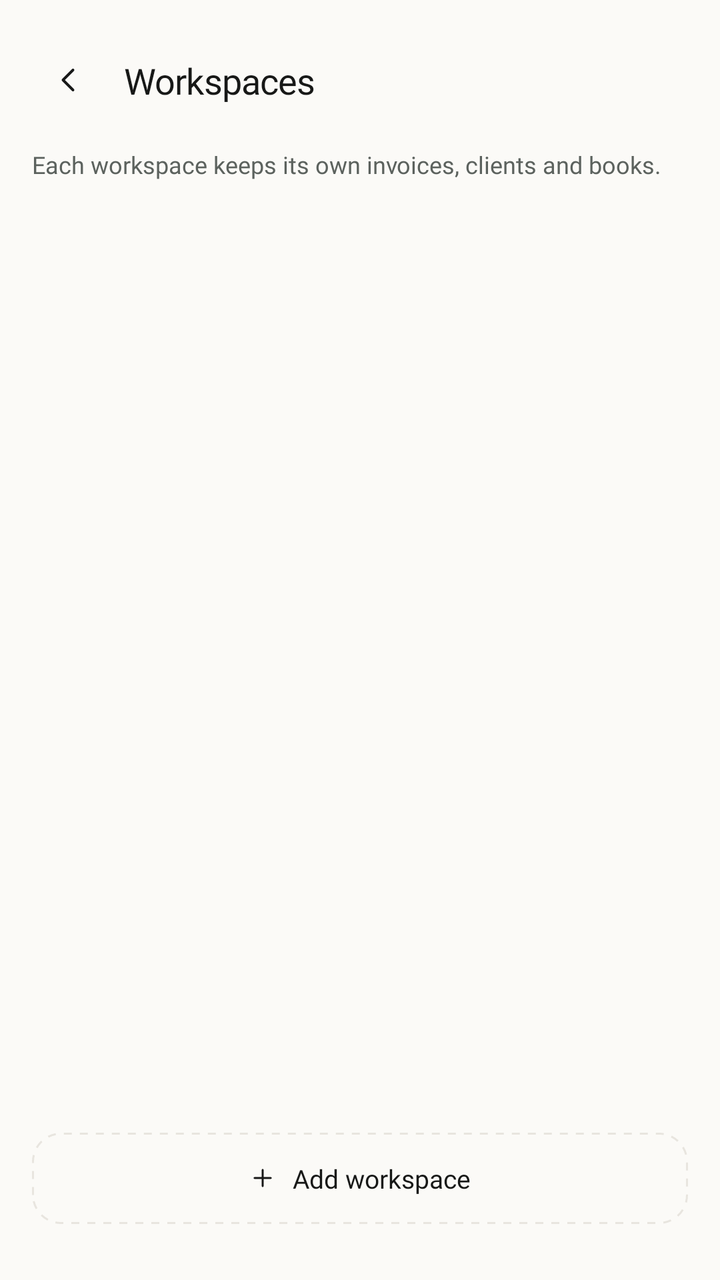
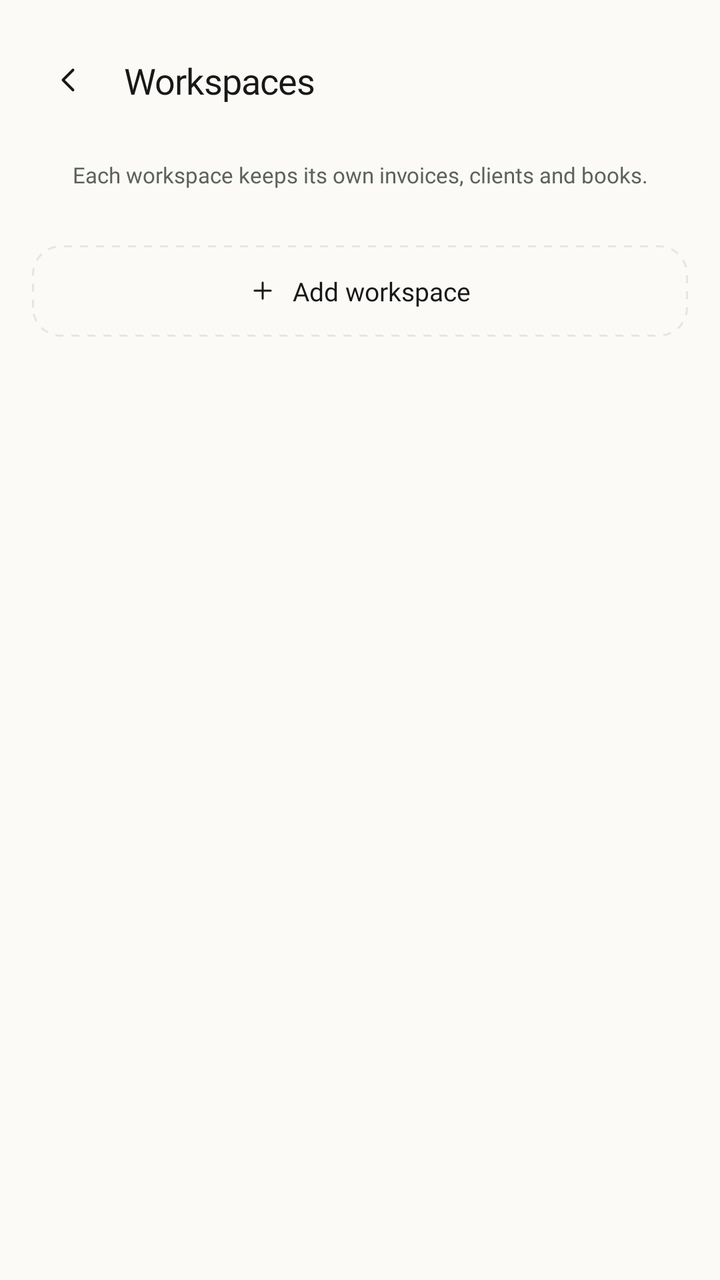

Compare the two renders of this Android layout. The source of the first and the diff that turns it into the second are given below.
<!-- AndroidManifest.xml: application theme Theme.InvoiceGenerator -->
<!-- res/layout/fragment_manage_workspaces.xml -->
<?xml version="1.0" encoding="utf-8"?>
<androidx.constraintlayout.widget.ConstraintLayout xmlns:android="http://schemas.android.com/apk/res/android"
    xmlns:app="http://schemas.android.com/apk/res-auto"
    android:layout_width="match_parent"
    android:layout_height="match_parent"
    android:background="#FBFAF7"
    android:paddingHorizontal="16dp"
    android:paddingTop="8dp"
    android:paddingBottom="28dp">

    
    <androidx.constraintlayout.widget.ConstraintLayout
        android:id="@+id/header"
        android:layout_width="match_parent"
        android:layout_height="wrap_content"
        android:paddingVertical="14dp"
        app:layout_constraintTop_toTopOf="parent">

        <ImageButton
            android:id="@+id/backbtn"
            android:layout_width="36dp"
            android:layout_height="36dp"
            android:background="@android:color/transparent"
            android:padding="8dp"
            android:scaleType="fitCenter"
            android:src="@drawable/ic_back"
            app:layout_constraintBottom_toBottomOf="parent"
            app:layout_constraintStart_toStartOf="parent"
            app:layout_constraintTop_toTopOf="parent" />

        <TextView
            android:id="@+id/title"
            android:layout_width="wrap_content"
            android:layout_height="wrap_content"
            android:layout_marginStart="10dp"
            android:fontFamily="@font/inter_bold"
            android:letterSpacing="-0.015"
            android:text="Workspaces"
            android:textColor="#171817"
            android:textSize="18sp"
            app:layout_constraintBottom_toBottomOf="parent"
            app:layout_constraintStart_toEndOf="@id/backbtn"
            app:layout_constraintTop_toTopOf="parent" />

    </androidx.constraintlayout.widget.ConstraintLayout>

    <TextView
        android:id="@+id/subtitle"
        android:layout_width="match_parent"
        android:layout_height="wrap_content"
        android:layout_marginTop="2dp"
        android:fontFamily="@font/inter"
        android:text="Each workspace keeps its own invoices, clients and books."
        android:textColor="#5C625E"
        android:textSize="12sp"
        app:layout_constraintTop_toBottomOf="@id/header" />

    <androidx.recyclerview.widget.RecyclerView
        android:id="@+id/workspaceRecyclerView"
        android:layout_width="match_parent"
        android:layout_height="0dp"
        android:layout_marginTop="18dp"
        android:layout_marginBottom="12dp"
        app:layout_constraintBottom_toTopOf="@id/btnAddWorkspace"
        app:layout_constraintTop_toBottomOf="@id/subtitle" />

    <LinearLayout
        android:id="@+id/btnAddWorkspace"
        android:layout_width="match_parent"
        android:layout_height="wrap_content"
        android:background="@drawable/bg_dashed_border"
        android:gravity="center"
        android:orientation="horizontal"
        android:paddingVertical="14dp"
        app:layout_constraintBottom_toBottomOf="parent">

        <ImageView
            android:layout_width="14dp"
            android:layout_height="14dp"
            android:src="@drawable/ic_plus"
            app:tint="#171817" />

        <TextView
            android:layout_width="wrap_content"
            android:layout_height="wrap_content"
            android:layout_marginStart="8dp"
            android:fontFamily="@font/inter_medium"
            android:text="Add workspace"
            android:textColor="#171817"
            android:textSize="13sp" />
    </LinearLayout>

</androidx.constraintlayout.widget.ConstraintLayout>
<!-- resources referenced by this layout -->
<resources>
  <!-- drawable bg_dashed_border (drawable) -->
  <?xml version="1.0" encoding="utf-8"?>
  <shape xmlns:android="http://schemas.android.com/apk/res/android">
      <stroke
          android:width="1dp"
          android:color="#E8E5DF"
          android:dashWidth="4dp"
          android:dashGap="4dp" />
      <corners android:radius="14dp" />
      <solid android:color="@android:color/transparent" />
  </shape>
  <!-- drawable ic_back (drawable) -->
  <?xml version="1.0" encoding="utf-8"?>
  <vector xmlns:android="http://schemas.android.com/apk/res/android"
      android:width="24dp"
      android:height="24dp"
      android:viewportWidth="24"
      android:viewportHeight="24">
      <path
          android:pathData="M15,6 L9,12 L15,18"
          android:strokeColor="#171817"
          android:strokeWidth="1.6"
          android:strokeLineCap="round"
          android:strokeLineJoin="round"
          android:fillColor="@android:color/transparent" />
  </vector>
  <!-- drawable ic_plus (drawable) -->
  <vector xmlns:android="http://schemas.android.com/apk/res/android"
      android:width="12dp"
      android:height="12dp"
      android:viewportWidth="24"
      android:viewportHeight="24">
      <path
          android:pathData="M12 5v14"
          android:strokeColor="#0C861A"
          android:strokeWidth="1.6"
          android:strokeLineCap="round"
          android:strokeLineJoin="round"
          android:fillColor="@android:color/transparent" />
      <path
          android:pathData="M5 12h14"
          android:strokeColor="#0C861A"
          android:strokeWidth="1.6"
          android:strokeLineCap="round"
          android:strokeLineJoin="round"
          android:fillColor="@android:color/transparent" />
  </vector>
  <style name="Theme.InvoiceGenerator" parent="Base.Theme.InvoiceGenerator" />
  <style name="Base.Theme.InvoiceGenerator" parent="Theme.Material3.DayNight.NoActionBar">
          <item name="android:navigationBarColor">@android:color/transparent</item>
          <item name="android:statusBarColor">@android:color/transparent</item>
          <item name="android:windowLightNavigationBar">true</item>
      </style>
</resources>

<!-- the commit's change to res/layout/fragment_manage_workspaces.xml (unified diff, before → after) -->
@@ -48,21 +48,22 @@
         android:id="@+id/subtitle"
         android:layout_width="match_parent"
         android:layout_height="wrap_content"
-        android:layout_marginTop="2dp"
+        android:layout_marginTop="8dp"
         android:fontFamily="@font/inter"
         android:text="Each workspace keeps its own invoices, clients and books."
         android:textColor="#5C625E"
-        android:textSize="12sp"
+        android:textSize="11sp"
+        android:gravity="center"
         app:layout_constraintTop_toBottomOf="@id/header" />
 
     <androidx.recyclerview.widget.RecyclerView
         android:id="@+id/workspaceRecyclerView"
         android:layout_width="match_parent"
-        android:layout_height="0dp"
+        android:layout_height="wrap_content"
         android:layout_marginTop="18dp"
         android:layout_marginBottom="12dp"
-        app:layout_constraintBottom_toTopOf="@id/btnAddWorkspace"
-        app:layout_constraintTop_toBottomOf="@id/subtitle" />
+        app:layout_constraintTop_toBottomOf="@id/subtitle"
+        app:layout_constraintStart_toStartOf="parent"/>
 
     <LinearLayout
         android:id="@+id/btnAddWorkspace"
@@ -72,7 +73,8 @@
         android:gravity="center"
         android:orientation="horizontal"
         android:paddingVertical="14dp"
-        app:layout_constraintBottom_toBottomOf="parent">
+        android:layout_marginTop="10dp"
+        app:layout_constraintTop_toBottomOf="@id/workspaceRecyclerView">
 
         <ImageView
             android:layout_width="14dp"
